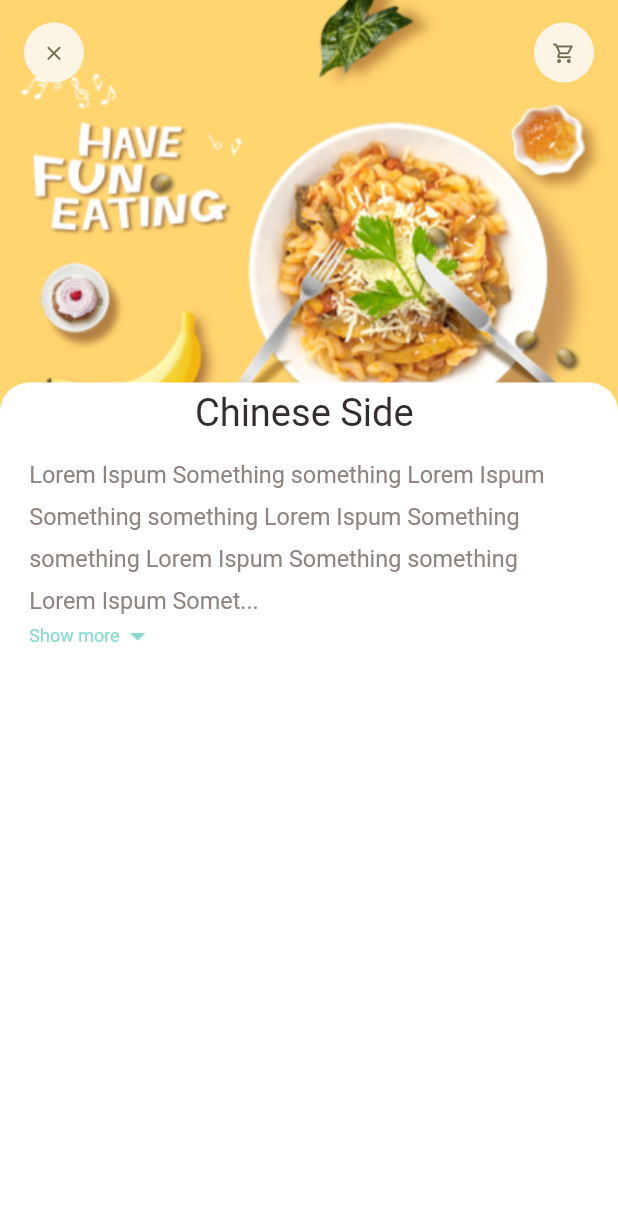
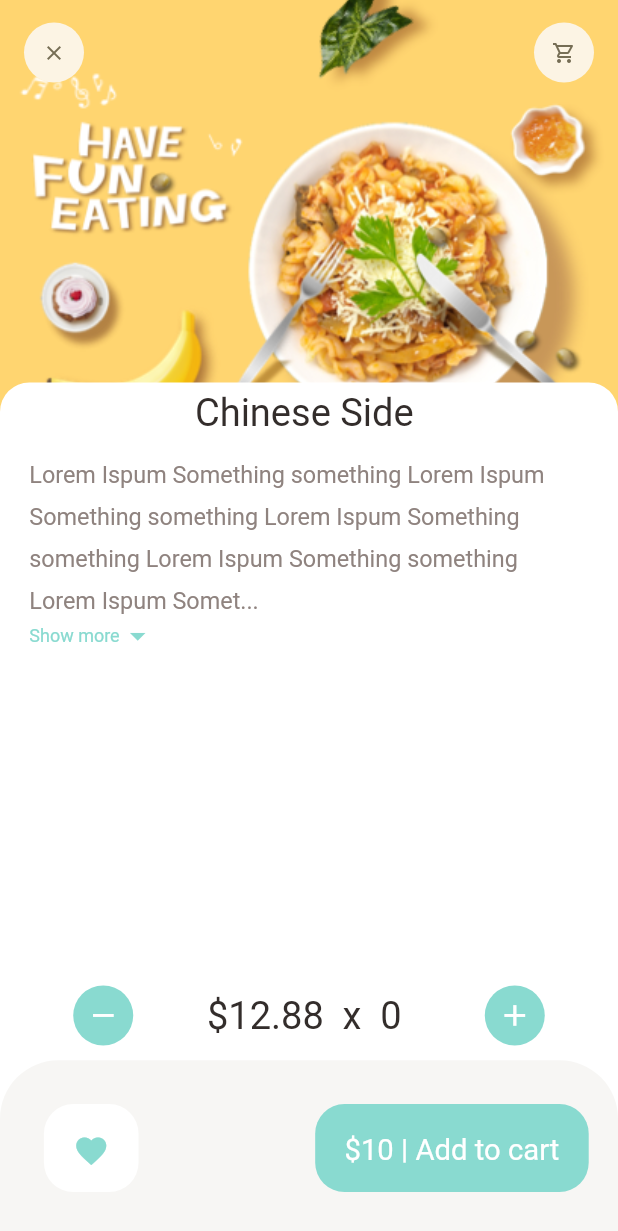
Before and after one commit to Ayiks/delivery_app_with_flutter, a Flutter app: the screen it shows after launch, on a phone screen of 412 x 824 dp. Shown: the top 1231 px of the screen. Run offline on Flutter 3.47's test engine with Material 2 defaults, Android fonts, the phone set to English and light mode, and no system bars; our stand-ins replace dots_indicator, get.

Commit message:
17/04/22

```diff
--- a/lib/pages/food/recommended_food_details.dart
+++ b/lib/pages/food/recommended_food_details.dart
@@ -64,6 +64,85 @@ class RecommendedFoodDetails extends StatelessWidget {
           )
         ],
       ),
+      bottomNavigationBar: Column(
+        mainAxisSize: MainAxisSize.min,
+        children: [
+          Container(
+            padding: EdgeInsets.only(
+                left: Dimensions.width20 * 2.5,
+                right: Dimensions.width20 * 2.5,
+                top: Dimensions.height10,
+                bottom: Dimensions.height10),
+            child: Row(
+              mainAxisAlignment: MainAxisAlignment.spaceBetween,
+              children: [
+                AppIcon(
+                    iconSize: Dimensions.iconSize24,
+                    iconColor: Colors.white,
+                    backgroundColor: AppColors.mainColor,
+                    icon: Icons.remove),
+                BigText(
+                  text: '\$12.88 ' + ' x ' + ' 0 ',
+                  color: AppColors.mainBlackColor,
+                  size: Dimensions.font26,
+                ),
+                AppIcon(
+                    iconSize: Dimensions.iconSize24,
+                    iconColor: Colors.white,
+                    backgroundColor: AppColors.mainColor,
+                    icon: Icons.add),
+              ],
+            ),
+          ),
+          Container(
+            height: Dimensions.bottomHeightBar,
+            padding: EdgeInsets.only(
+                top: Dimensions.height30,
+                bottom: Dimensions.height30,
+                left: Dimensions.width30,
+                right: Dimensions.width20),
+            decoration: BoxDecoration(
+                color: AppColors.buttonBackgroundColor,
+                borderRadius: BorderRadius.only(
+                    topLeft: Radius.circular(Dimensions.radius20 * 2),
+                    topRight: Radius.circular(Dimensions.radius20 * 2))),
+            child: Row(
+              mainAxisAlignment: MainAxisAlignment.spaceBetween,
+              children: [
+                Container(
+                  padding: EdgeInsets.only(
+                      top: Dimensions.height20,
+                      bottom: Dimensions.height20,
+                      left: Dimensions.width20,
+                      right: Dimensions.width20),
+                  decoration: BoxDecoration(
+                      borderRadius: BorderRadius.circular(Dimensions.radius20),
+                      color: Colors.white),
+                  child: Icon(
+                    Icons.favorite,
+                    color: AppColors.mainColor,
+                  ),
+                ),
+                Container(
+                  padding: EdgeInsets.only(
+                      top: Dimensions.height20,
+                      bottom: Dimensions.height20,
+                      left: Dimensions.width20,
+                      right: Dimensions.width20),
+                  decoration: BoxDecoration(
+                    borderRadius: BorderRadius.circular(Dimensions.radius20),
+                    color: AppColors.mainColor,
+                  ),
+                  child: BigText(
+                    text: '\$10 | Add to cart',
+                    color: Colors.white,
+                  ),
+                )
+              ],
+            ),
+          ),
+        ],
+      ),
     );
   }
 }
--- a/lib/widgets/app_icon.dart
+++ b/lib/widgets/app_icon.dart
@@ -6,12 +6,14 @@ class AppIcon extends StatelessWidget {
   final Color backgroundColor;
   final Color iconColor;
   final double size;
+  final double iconSize;
   AppIcon(
       {Key? key,
       required this.icon,
       this.backgroundColor = const Color(0xFFfcf4e4),
       this.iconColor = const Color(0xFF756d54),
-      this.size = 40})
+      this.size = 40,
+      this.iconSize =16})
       : super(key: key);
 
   @override
@@ -25,7 +27,7 @@ class AppIcon extends StatelessWidget {
       child: Icon(
         icon,
         color: iconColor,
-        size: Dimensions.iconSize16,
+        size: iconSize,
       ),
     );
   }
```
